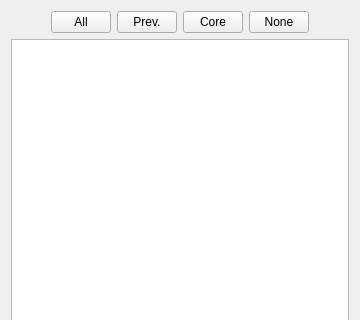
Old version of the form repo/ui/properties.ui in the repository GS90/addFC; both pictures show x 0 to 360 and y 0 to 320 of the 360 by 570 pixel window.
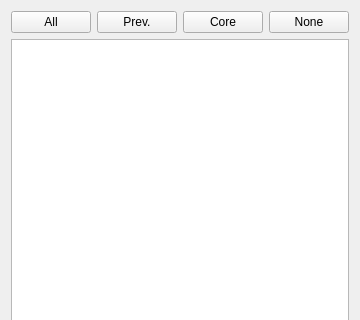
New version of the form.

```diff
--- a/repo/ui/properties.ui
+++ b/repo/ui/properties.ui
@@ -25,27 +25,8 @@
     <layout class="QVBoxLayout" name="Main">
      <item>
       <layout class="QHBoxLayout" name="Select">
-       <item>
-        <spacer name="Left">
-         <property name="orientation">
-          <enum>Qt::Horizontal</enum>
-         </property>
-         <property name="sizeHint" stdset="0">
-          <size>
-           <width>20</width>
-           <height>20</height>
-          </size>
-         </property>
-        </spacer>
-       </item>
        <item>
         <widget class="QPushButton" name="pushButtonAll">
-         <property name="maximumSize">
-          <size>
-           <width>60</width>
-           <height>16777215</height>
-          </size>
-         </property>
          <property name="text">
           <string>All</string>
          </property>
@@ -53,12 +34,6 @@
        </item>
        <item>
         <widget class="QPushButton" name="pushButtonPrev">
-         <property name="maximumSize">
-          <size>
-           <width>60</width>
-           <height>16777215</height>
-          </size>
-         </property>
          <property name="text">
           <string>Prev.</string>
          </property>
@@ -66,12 +41,6 @@
        </item>
        <item>
         <widget class="QPushButton" name="pushButtonCore">
-         <property name="maximumSize">
-          <size>
-           <width>60</width>
-           <height>16777215</height>
-          </size>
-         </property>
          <property name="text">
           <string>Core</string>
          </property>
@@ -79,30 +48,11 @@
        </item>
        <item>
         <widget class="QPushButton" name="pushButtonNone">
-         <property name="maximumSize">
-          <size>
-           <width>60</width>
-           <height>16777215</height>
-          </size>
-         </property>
          <property name="text">
           <string>None</string>
          </property>
         </widget>
        </item>
-       <item>
-        <spacer name="Right">
-         <property name="orientation">
-          <enum>Qt::Horizontal</enum>
-         </property>
-         <property name="sizeHint" stdset="0">
-          <size>
-           <width>20</width>
-           <height>20</height>
-          </size>
-         </property>
-        </spacer>
-       </item>
       </layout>
      </item>
      <item>
```
